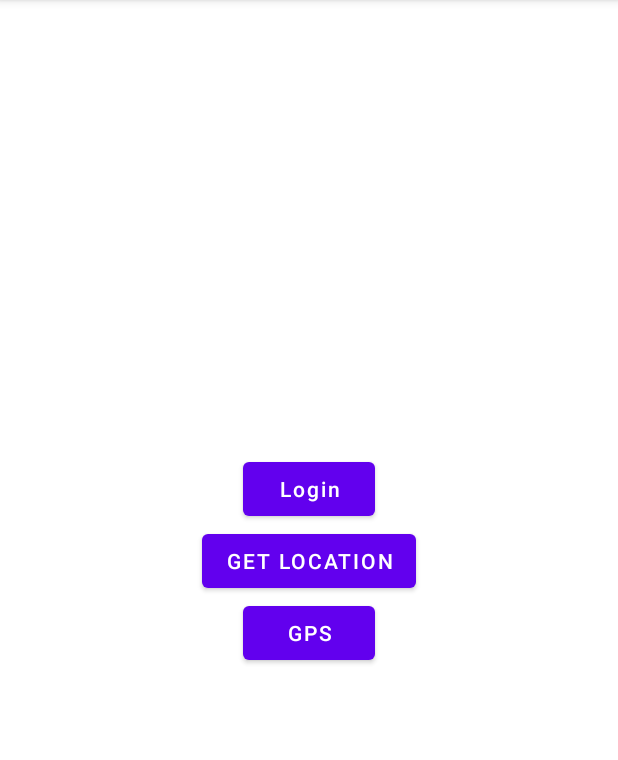
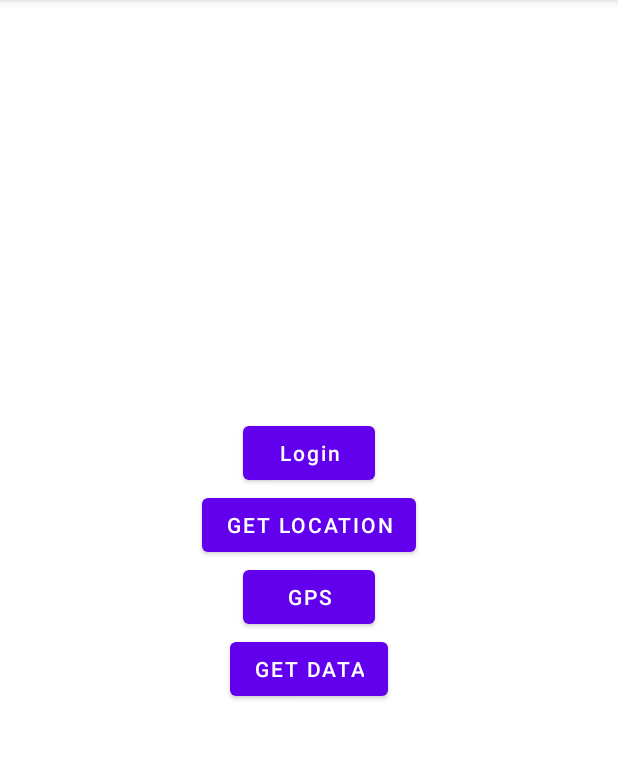
Before and after one commit to rahultanwar8814/MyTask, an Android app: the screen it shows after launch (MainActivity), on a phone screen of 412 x 824 dp, the part 84-844 px from its top. Run offline under Robolectric (Android 15) with nearby library versions, the phone set to English and light mode, and no system bars.

```diff
--- a/app/src/main/java/com/errorsmasher/mytask/MainActivity.kt
+++ b/app/src/main/java/com/errorsmasher/mytask/MainActivity.kt
@@ -51,6 +51,11 @@ class MainActivity : AppCompatActivity() {
         }
         binding.onGps.setOnClickListener {
             requestDeviceLocationSettings()
+        }
+        binding.getRetrofitData.setOnClickListener {
+            val intent = Intent(this, RetrofitActivity::class.java).apply {
+            }
+            startActivity(intent)
         }
     }
 
--- a/app/src/main/res/layout/activity_main.xml
+++ b/app/src/main/res/layout/activity_main.xml
@@ -5,11 +5,13 @@
     android:layout_width="match_parent"
     android:layout_height="match_parent"
     tools:context=".MainActivity">
+
     <LinearLayout
         android:layout_width="match_parent"
         android:layout_height="match_parent"
         android:gravity="center"
         android:orientation="vertical">
+
         <Button
             android:id="@+id/login"
             android:layout_width="wrap_content"
@@ -23,11 +25,11 @@
 
         <TextView
             android:id="@+id/name"
-            android:visibility="gone"
             android:layout_width="wrap_content"
             android:layout_height="wrap_content"
+            android:textColor="@color/black"
             android:textSize="20sp"
-            android:textColor="@color/black"
+            android:visibility="gone"
             app:layout_constraintBottom_toBottomOf="parent"
             app:layout_constraintEnd_toEndOf="parent"
             app:layout_constraintStart_toStartOf="parent"
@@ -41,22 +43,26 @@
             app:layout_constraintEnd_toEndOf="parent"
             app:layout_constraintStart_toStartOf="parent"
             app:layout_constraintTop_toBottomOf="@+id/name" />
+
         <Button
+            android:id="@+id/onGps"
             android:layout_width="wrap_content"
             android:layout_height="wrap_content"
-            android:id="@+id/onGps"
-            android:text="Gps">
+            android:text="Gps" />
 
-        </Button>
-        <TextView
+        <Button
+            android:id="@+id/getRetrofitData"
             android:layout_width="wrap_content"
             android:layout_height="wrap_content"
-            android:id="@+id/textView"/>
+            android:text="Get Data" />
+
+
+        <TextView
+            android:id="@+id/textView"
+            android:layout_width="wrap_content"
+            android:layout_height="wrap_content" />
 
     </LinearLayout>
 
 
-
-
-
 </androidx.constraintlayout.widget.ConstraintLayout>
```
Also changed, not shown: app/src/main/java/com/errorsmasher/mytask/RetrofitActivity.kt (+5 -2 lines).
